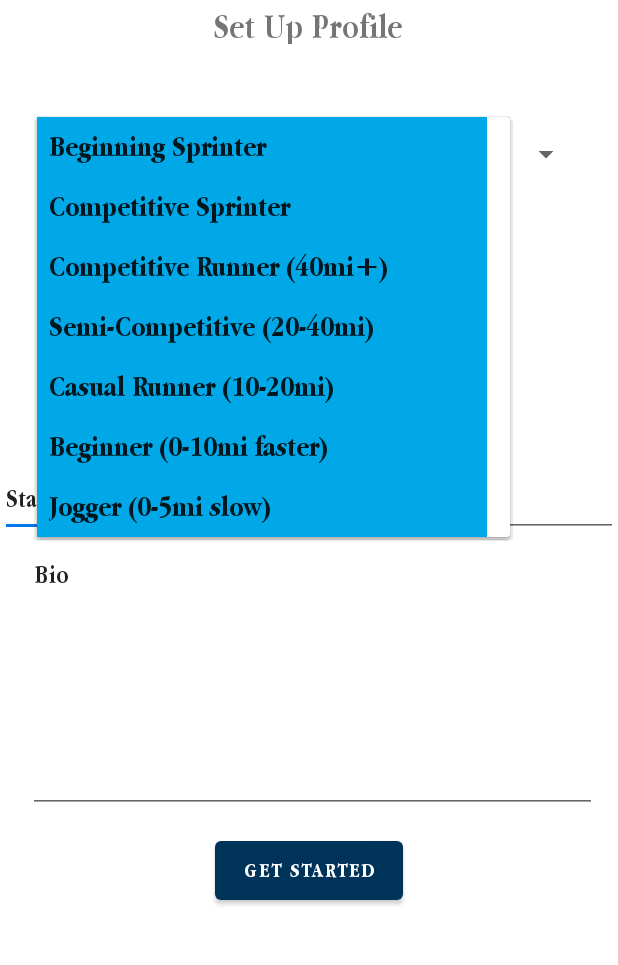
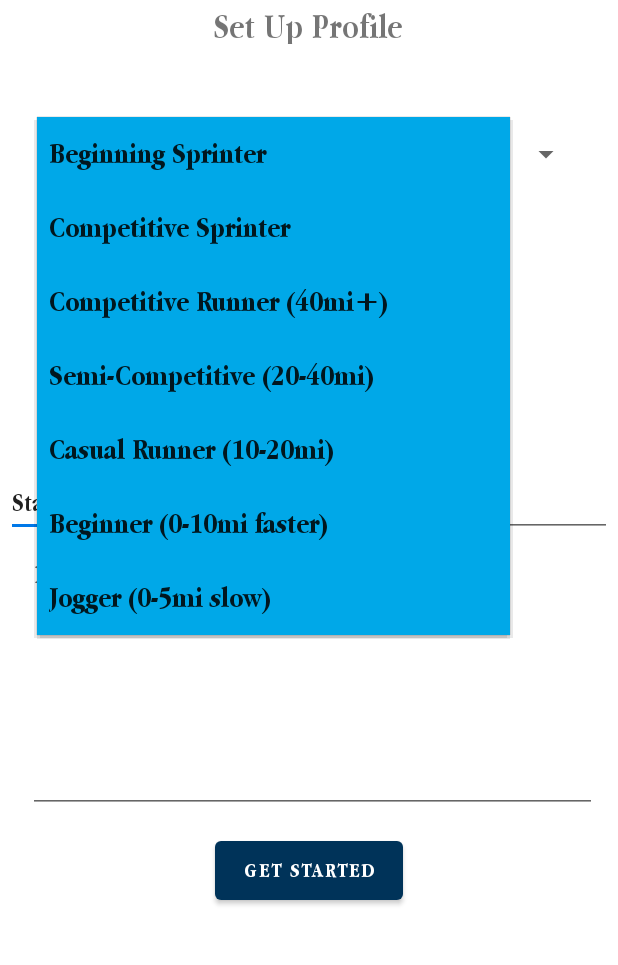
Before and after one commit to sutanto5/RunBuddies, an Android app: the ProfileCreator screen opened directly, with no data from a screen before it, after a tap on "Beginning Sprinter", on a phone screen of 412 x 824 dp, the part 267-1232 px from its top. Run offline under Robolectric (Android 15) with nearby library versions, the phone set to English and light mode, and no system bars.

Commit message:
finished profile creator

```diff
--- a/app/build.gradle
+++ b/app/build.gradle
@@ -32,6 +32,7 @@ dependencies {
     implementation 'androidx.appcompat:appcompat:1.5.1'
     implementation 'com.google.android.material:material:1.6.1'
     implementation 'androidx.constraintlayout:constraintlayout:2.1.4'
+    implementation 'com.google.android.gms:play-services-maps:18.1.0'
     testImplementation 'junit:junit:4.13.2'
     androidTestImplementation 'androidx.test.ext:junit:1.1.3'
     androidTestImplementation 'androidx.test.espresso:espresso-core:3.4.0'
--- a/app/src/main/res/layout/activity_profile_creator.xml
+++ b/app/src/main/res/layout/activity_profile_creator.xml
@@ -34,21 +34,21 @@
     <EditText
         android:id="@+id/stateEditText"
         style="@style/EditText"
-        android:layout_width="201dp"
-        android:layout_height="50dp"
+        android:layout_width="196dp"
+        android:layout_height="45dp"
+        android:layout_marginStart="4dp"
         android:layout_marginBottom="288dp"
         android:ems="10"
         android:inputType="textPersonName"
         android:text="State"
         app:layout_constraintBottom_toBottomOf="parent"
-        app:layout_constraintEnd_toStartOf="@+id/cityEditText"
-        app:layout_constraintHorizontal_bias="0.0"
         app:layout_constraintStart_toStartOf="parent" />
 
     <EditText
         android:id="@+id/cityEditText"
-        android:layout_width="200dp"
-        android:layout_height="50dp"
+        android:layout_width="196dp"
+        android:layout_height="45dp"
+        android:layout_marginEnd="4dp"
         android:layout_marginBottom="288dp"
         android:ems="10"
         android:inputType="textPersonName"
--- a/app/src/main/res/layout/spinner_dropdown.xml
+++ b/app/src/main/res/layout/spinner_dropdown.xml
@@ -3,8 +3,8 @@
     xmlns:android="http://schemas.android.com/apk/res/android"
     android:id="@+id/priorityChosen"
     style="?attr/spinnerDropDownItemStyle"
-    android:layout_width="300dp"
-    android:layout_height="40dp"
+    android:layout_width="363dp"
+    android:layout_height="49dp"
     android:layout_marginTop="56dp"
     android:background="@color/carolinaBlue"
     android:padding="5dp"
--- a/app/src/main/res/layout/spinner_list.xml
+++ b/app/src/main/res/layout/spinner_list.xml
@@ -3,8 +3,8 @@
     xmlns:android="http://schemas.android.com/apk/res/android"
     android:id="@+id/priorityChosen"
     style="?attr/spinnerDropDownItemStyle"
-    android:layout_width="300dp"
-    android:layout_height="40dp"
+    android:layout_width="363dp"
+    android:layout_height="49dp"
     android:layout_marginTop="56dp"
     android:background="@color/brightNavyBlue"
     android:padding="5dp"
```
